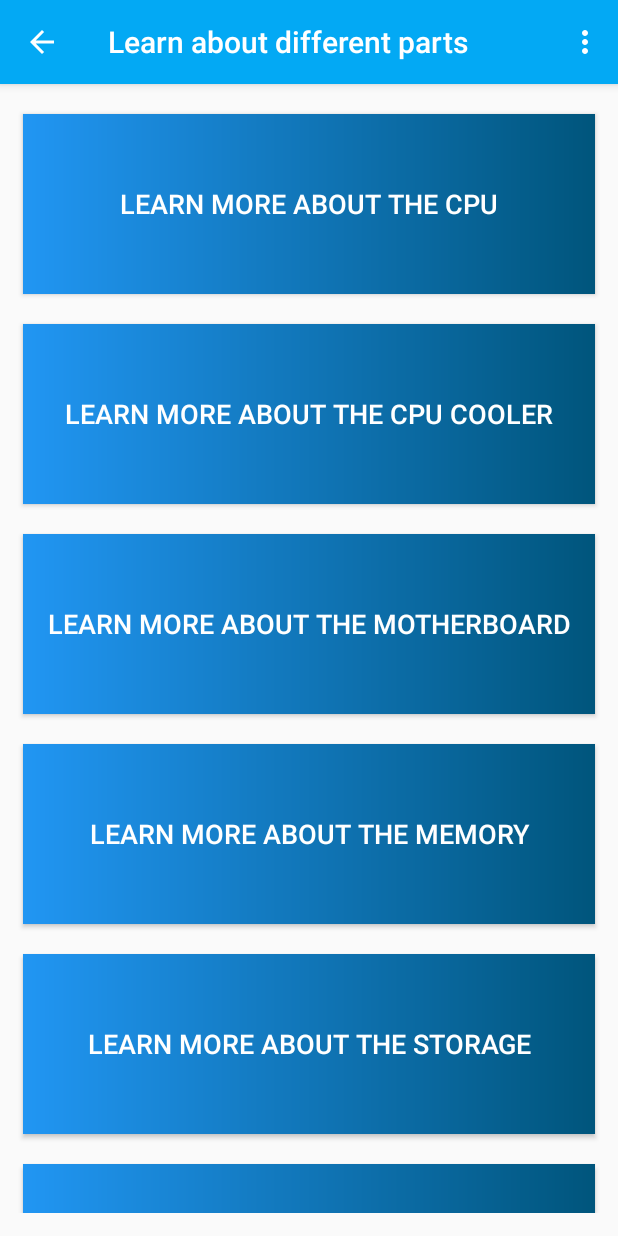
After one commit to ConnerMcGill/HonoursProject, an Android app: the LearnMoreAboutPartsOptionsActivity screen opened directly, with no data from a screen before it, on a phone screen of 412 x 824 dp. The commit adds this screen. Run offline under Robolectric (Android 15) with nearby library versions, the phone set to English and light mode, and no system bars; our stand-ins replace Firebase (no records; nobody signed in at launch, a user with empty details on screens opened directly).

Commit message:
Added options for the view individual components guide

```diff
--- a/app/src/main/AndroidManifest.xml
+++ b/app/src/main/AndroidManifest.xml
@@ -10,7 +10,10 @@
         android:supportsRtl="true"
         android:theme="@style/AppTheme">
         <activity
-            android:name=".GuidesLandingPage"
+            android:name=".LearnMoreAboutPartsOptionsActivity"
+            android:parentActivityName=".GuidesLandingPageActivity" />
+        <activity
+            android:name=".GuidesLandingPageActivity"
             android:parentActivityName=".MainActivity" />
         <activity
             android:name=".ForgotPasswordActivity"
--- a/app/src/main/java/com/example/honoursproject/GuidesLandingPage.java
+++ b/app/src/main/java/com/example/honoursproject/GuidesLandingPageActivity.java
@@ -11,15 +11,19 @@ rest of the options within the app. It's a subclass due to how similar it is to
 class considering it just leads to other menus. It ends up reusing code from the MainActivity
 that deals with letting the user logout
 
- */
+*/
 
 
 package com.example.honoursproject;
+
 import androidx.appcompat.widget.Toolbar;
+import androidx.cardview.widget.CardView;
 
+import android.content.Intent;
 import android.os.Bundle;
+import android.view.View;
 
-public class GuidesLandingPage extends MainActivity {
+public class GuidesLandingPageActivity extends MainActivity {
 
     @Override
     protected void onCreate(Bundle savedInstanceState) {
@@ -32,5 +36,21 @@ public class GuidesLandingPage extends MainActivity {
         getSupportActionBar().setDisplayHomeAsUpEnabled(true);
         getSupportActionBar().setDisplayShowHomeEnabled(true);
         getSupportActionBar().setTitle("Guides Landing Page");
+
+        CardView learnMoreAboutPartsCard = findViewById(R.id.learn_more_about_parts);
+
+        learnMoreAboutPartsCard.setOnClickListener(new View.OnClickListener() {
+            @Override
+            public void onClick(View view) {
+                openLearnMoreAboutPartsGuides();
+            }
+        });
+
+    }
+
+    private void openLearnMoreAboutPartsGuides() {
+        Intent openGuideLandingPage = new Intent(GuidesLandingPageActivity.this,
+                LearnMoreAboutPartsOptionsActivity.class);
+        startActivity(openGuideLandingPage);
     }
 }
--- /dev/null
+++ b/app/src/main/java/com/example/honoursproject/LearnMoreAboutPartsOptionsActivity.java
@@ -0,0 +1,39 @@
+/*
+Honours Project - PC part Builder
+File: LearnMoreAboutPartsOptions Class
+Author: Conner McGill - B00320975
+Date: 2021/02/09
+
+Summary of file:
+This class is the landing page as an option to take the users to specific guides about individual
+components. This class is a subclass of the GuidesLandingPageActivity class which is a landing page
+for the rest of the guides within the app. It's a subclass due to how similar it is to the
+GuidesLandingPage class considering it just leads to other guides.
+It ends up reusing code from the GuidesLandingPage which inherits from the MainActivity
+that deals with letting the user logout
+*/
+
+package com.example.honoursproject;
+
+import androidx.appcompat.app.AppCompatActivity;
+import androidx.appcompat.widget.Toolbar;
+
+import android.os.Bundle;
+
+public class LearnMoreAboutPartsOptionsActivity extends GuidesLandingPageActivity {
+
+    @Override
+    protected void onCreate(Bundle savedInstanceState) {
+        super.onCreate(savedInstanceState);
+        setContentView(R.layout.activity_learn_more_about_parts_options);
+
+
+        Toolbar toolbar = findViewById(R.id.toolbar);
+        setSupportActionBar(toolbar);
+
+        getSupportActionBar().setDisplayHomeAsUpEnabled(true);
+        getSupportActionBar().setDisplayShowHomeEnabled(true);
+        getSupportActionBar().setTitle("Learn about different parts");
+
+    }
+}
--- a/app/src/main/java/com/example/honoursproject/LoginAccountActivity.java
+++ b/app/src/main/java/com/example/honoursproject/LoginAccountActivity.java
@@ -63,7 +63,7 @@ public class LoginAccountActivity extends AppCompatActivity {
     //Text view that will be used to allow the user to switch to ForgotPasswordActivity
     private TextView forgotPasswordForAccountTextView;
 
-    //Declare an instance of FirebaseAuth
+    //Declare an instance of firebaseAuthentication
     private FirebaseAuth mAuth;
 
 
--- a/app/src/main/java/com/example/honoursproject/MainActivity.java
+++ b/app/src/main/java/com/example/honoursproject/MainActivity.java
@@ -8,7 +8,7 @@ Summary of file:
 This class is the landing page of the app once the user has logged into their account. From here
 the user will be able to access a range of different options within the app such as creating a list
 of components or viewing their lists, etc. This class is a Superclass - Parent class of the
-GuidesLandingPage due to how similar they are. This allows the subclass to reuse methods
+GuidesLandingPageActivity due to how similar they are. This allows the subclass to reuse methods
 such as logging the user out
 
  */
@@ -22,7 +22,6 @@ import android.view.Menu;
 import android.view.MenuInflater;
 import android.view.MenuItem;
 import android.view.View;
-import android.widget.Button;
 import android.widget.Toast;
 
 import androidx.annotation.NonNull;
@@ -34,20 +33,25 @@ import com.google.firebase.auth.FirebaseAuth;
 
 public class MainActivity extends AppCompatActivity {
 
-    private FirebaseAuth mAuth;
+    //Declare an instance of firebaseAuthentication
+    protected FirebaseAuth mAuth;
 
     @Override
     protected void onCreate(Bundle savedInstanceState) {
         super.onCreate(savedInstanceState);
         setContentView(R.layout.activity_main);
 
+        //Initialise the firebaseAuthentication instance
         mAuth = FirebaseAuth.getInstance();
 
+        //Initialise the Toolbar interface element
         Toolbar toolbar = findViewById(R.id.toolbar);
         setSupportActionBar(toolbar);
 
+        //Initialise user interface elements
         CardView guidesCard = findViewById(R.id.view_guides_card);
 
+        //When the user 'clicks' the view guides card call the openGuidesLandingPageActivity method
         guidesCard.setOnClickListener(new View.OnClickListener() {
             @Override
             public void onClick(View view) {
@@ -58,6 +62,7 @@ public class MainActivity extends AppCompatActivity {
 
     }
 
+    //Create the inflater menu (three dots) in the toolbar
     @Override
     public boolean onCreateOptionsMenu(Menu menu) {
         MenuInflater inflater = getMenuInflater();
@@ -65,6 +70,8 @@ public class MainActivity extends AppCompatActivity {
         return true;
     }
 
+    //Add an option in the inflater menu (three dots) to let the user logout of their account by
+    //calling the logoutUserFromAccount method
     @Override
     public boolean onOptionsItemSelected(@NonNull MenuItem item) {
         switch (item.getItemId()) {
@@ -76,14 +83,18 @@ public class MainActivity extends AppCompatActivity {
         }
     }
 
-    private void logoutUserFromAccount() {
+    //When the method is called by the user sign out the user with the firebase authentication
+    //instance and then return the user to the login activity
+    protected void logoutUserFromAccount() {
 
         mAuth.signOut();
         returnToLoginActivity();
 
     }
 
-    private void returnToLoginActivity() {
+    //When the user logs out of their account display a toast message alerting the user and then
+    //switch from the current activity to the LoginAccountActivity
+    protected void returnToLoginActivity() {
 
         Toast.makeText(getApplicationContext(), "Logging out!",
                 Toast.LENGTH_SHORT).show();
@@ -93,9 +104,11 @@ public class MainActivity extends AppCompatActivity {
         startActivity(returnToLoginIntent);
     }
 
+    //If the user 'clicks' the openGuides button then switch the user from the MainActivity to the
+    //openGuideLandingPageActivity
     private void openGuideLandingPageActivity() {
         Intent openGuideLandingPage = new Intent(MainActivity.this,
-                GuidesLandingPage.class);
+                GuidesLandingPageActivity.class);
         startActivity(openGuideLandingPage);
     }
 
--- a/app/src/main/res/layout/activity_guides_landing_page.xml
+++ b/app/src/main/res/layout/activity_guides_landing_page.xml
@@ -5,7 +5,7 @@
     android:layout_width="match_parent"
     android:layout_height="match_parent"
     android:orientation="vertical"
-    tools:context=".GuidesLandingPage">
+    tools:context=".GuidesLandingPageActivity">
 
     <include
         android:id="@+id/toolbar"
@@ -38,7 +38,7 @@
                     android:layout_height="230dp"
                     android:layout_marginStart="280dp"
                     android:layout_marginEnd="310dp"
-                    android:contentDescription="@string/create_list_card_icon_description"
+                    android:contentDescription="@string/icon_for_learn_how_to_navigate_the_app"
                     android:src="@drawable/mobile_app" />
 
             </RelativeLayout>
@@ -112,7 +112,7 @@
                     android:layout_height="130dp"
                     android:layout_marginStart="290dp"
                     android:layout_marginEnd="310dp"
-                    android:contentDescription="@string/view_lists_icon_description"
+                    android:contentDescription="@string/learn_more_about_parts_icon"
                     android:src="@drawable/parts_icon"/>
 
             </RelativeLayout>
@@ -186,7 +186,7 @@
                     android:layout_height="210dp"
                     android:layout_marginStart="290dp"
                     android:layout_marginEnd="310dp"
-                    android:contentDescription="@string/png_icon_for_guide_card"
+                    android:contentDescription="@string/learn_more_about_building_a_pc_icon"
                     android:src="@drawable/build"/>
 
             </RelativeLayout>
--- /dev/null
+++ b/app/src/main/res/layout/activity_learn_more_about_parts_options.xml
@@ -0,0 +1,137 @@
+<?xml version="1.0" encoding="utf-8"?>
+<androidx.core.widget.NestedScrollView xmlns:android="http://schemas.android.com/apk/res/android"
+    xmlns:app="http://schemas.android.com/apk/res-auto"
+    xmlns:tools="http://schemas.android.com/tools"
+    android:layout_width="match_parent"
+    android:layout_height="match_parent"
+    tools:context=".LearnMoreAboutPartsOptionsActivity"
+    android:layout_marginBottom="15dp">
+
+
+    <LinearLayout
+        android:layout_width="match_parent"
+        android:layout_height="match_parent"
+        android:orientation="vertical">
+
+        <include
+            android:id="@+id/toolbar"
+            layout="@layout/toolbar" />
+
+        <Button
+            android:id="@+id/learn_more_about_the_cpu_btn"
+            android:layout_width="match_parent"
+            android:layout_height="120sp"
+            android:layout_marginStart="15dp"
+            android:layout_marginTop="20dp"
+            android:layout_marginEnd="15dp"
+            android:background="@drawable/test_bg"
+            android:text="@string/learn_more_about_the_cpu_btn_text"
+            android:textColor="#FFFFFF"
+            android:textSize="18sp">
+
+        </Button>
+
+        <Button
+            android:id="@+id/learn_more_about_the_cpu_cooler_btn"
+            android:layout_width="match_parent"
+            android:layout_height="120sp"
+            android:layout_marginStart="15dp"
+            android:layout_marginTop="20dp"
+            android:layout_marginEnd="15dp"
+            android:background="@drawable/test_bg"
+            android:text="@string/learn_more_about_the_cpu_cooler"
+            android:textColor="#FFFFFF"
+            android:textSize="18sp">
+
+        </Button>
+
+        <Button
+            android:id="@+id/learn_more_about_the_motherboard_btn"
+            android:layout_width="match_parent"
+            android:layout_height="120sp"
+            android:layout_marginStart="15dp"
+            android:layout_marginTop="20dp"
+            android:layout_marginEnd="15dp"
+            android:background="@drawable/test_bg"
+            android:text="@string/learn_more_about_the_motherboard_btn"
+            android:textColor="#FFFFFF"
+            android:textSize="18sp">
+
+        </Button>
+
+        <Button
+            android:id="@+id/learn_more_about_the_memory_btn"
+            android:layout_width="match_parent"
+            android:layout_height="120sp"
+            android:layout_marginStart="15dp"
+            android:layout_marginTop="20dp"
+            android:layout_marginEnd="15dp"
+            android:background="@drawable/test_bg"
+            android:text="@string/learn_more_about_the_memory_btn"
+            android:textColor="#FFFFFF"
+            android:textSize="18sp">
+
+        </Button>
+
+        <Button
+            android:id="@+id/learn_more_about_the_storage_btn"
+            android:layout_width="match_parent"
+            android:layout_height="120sp"
+            android:layout_marginStart="15dp"
+            android:layout_marginTop="20dp"
+            android:layout_marginEnd="15dp"
+            android:background="@drawable/test_bg"
+            android:text="@string/learn_more_about_the_storage_btn"
+            android:textColor="#FFFFFF"
+            android:textSize="18sp">
+
+        </Button>
+
+        <Button
+            android:id="@+id/learn_more_about_the_video_card_btn"
+            android:layout_width="match_parent"
+            android:layout_height="120sp"
+            android:layout_marginStart="15dp"
+            android:layout_marginTop="20dp"
+            android:layout_marginEnd="15dp"
+            android:background="@drawable/test_bg"
+            android:text="@string/learn_more_about_the_video_card_gpu_btn"
+            android:textColor="#FFFFFF"
+            android:textSize="18sp">
+
+        </Button>
+
+        <Button
+            android:id="@+id/learn_more_about_the_case_btn"
+            android:layout_width="match_parent"
+            android:layout_height="120sp"
+            android:layout_marginStart="15dp"
+            android:layout_marginTop="20dp"
+            android:layout_marginEnd="15dp"
+            android:background="@drawable/test_bg"
+            android:text="@string/learn_more_about_the_case_btn"
+            android:textColor="#FFFFFF"
+            android:textSize="18sp">
+
+        </Button>
+
+        <Button
+            android:id="@+id/learn_more_about_the_power_supply_btn"
+            android:layout_width="match_parent"
+            android:layout_height="120sp"
+            android:layout_marginStart="15dp"
+            android:layout_marginTop="20dp"
+            android:layout_marginEnd="15dp"
+            android:background="@drawable/test_bg"
+            android:text="@string/learn_more_about_the_power_supply_psu_btn"
+            android:textColor="#FFFFFF"
+            android:textSize="18sp">
+
+        </Button>
+
+    </LinearLayout>
+
+
+
+
+</androidx.core.widget.NestedScrollView>
--- a/app/src/main/res/values/strings.xml
+++ b/app/src/main/res/values/strings.xml
@@ -35,4 +35,15 @@
     <string name="learn_more_about_each_individual_component">Learn more about each individual component</string>
     <string name="learn_how_to_build_a_pc">Learn how to build a PC</string>
     <string name="learn_how_to_build_a_pc_from_the_ground_up">Learn how to build a PC from the ground up</string>
+    <string name="icon_for_learn_how_to_navigate_the_app">icon for learn how to navigate the app</string>
+    <string name="learn_more_about_parts_icon">learn more about parts icon</string>
+    <string name="learn_more_about_building_a_pc_icon">learn more about building a pc icon</string>
+    <string name="learn_more_about_the_cpu_btn_text">Learn more about the CPU</string>
+    <string name="learn_more_about_the_cpu_cooler">Learn more about the cpu cooler</string>
+    <string name="learn_more_about_the_motherboard_btn">Learn more about the motherboard</string>
+    <string name="learn_more_about_the_memory_btn">Learn more about the memory</string>
+    <string name="learn_more_about_the_storage_btn">Learn more about the storage</string>
+    <string name="learn_more_about_the_video_card_gpu_btn">Learn more about the video card (GPU)</string>
+    <string name="learn_more_about_the_case_btn">Learn more about the case</string>
+    <string name="learn_more_about_the_power_supply_psu_btn">Learn more about the power supply (PSU)</string>
 </resources>
```
